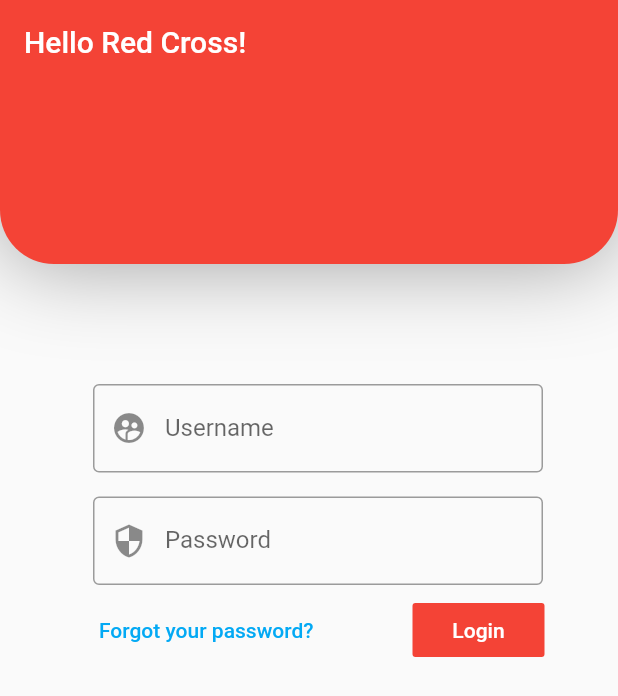
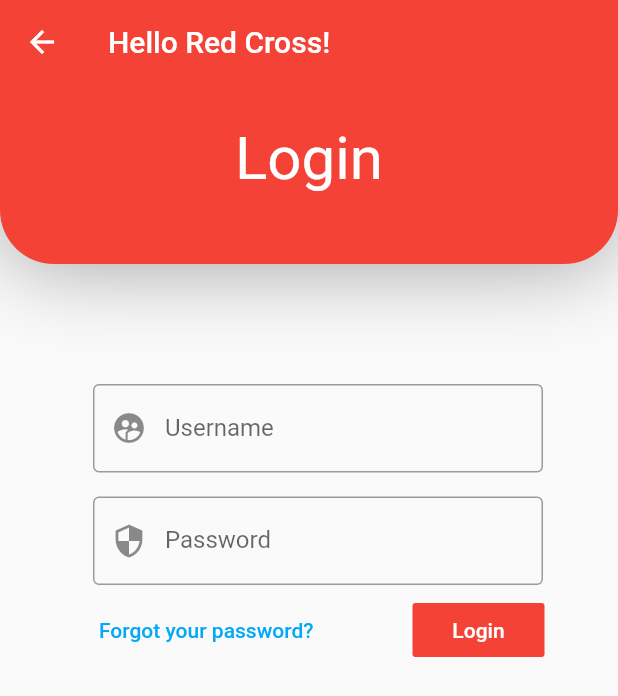
Before and after one commit to JosephLteif/Logistics_App, a Flutter app: the screen it shows after launch, after a tap on "Login", on a phone screen of 412 x 824 dp. Shown: the top 696 px of the screen. Run offline on Flutter 3.47's test engine with Material 2 defaults, Android fonts, the phone set to English and light mode, and no system bars; our stand-ins replace backdrop, firebase_auth, google_sign_in; missing offline and left inert: dart:html; accounts and stored records are empty.

Commit message:
Registration process progress

```diff
--- /dev/null
+++ b/lib/FrontPage.dart
@@ -0,0 +1,70 @@
+import 'package:flutter/material.dart';
+
+import 'Login.dart';
+
+class MyFrontPage extends StatelessWidget {
+  @override
+  Widget build(BuildContext context) {
+    return Scaffold(resizeToAvoidBottomPadding: false, body: TextInputWidget());
+  }
+}
+
+class TextInputWidget extends StatefulWidget {
+  @override
+  _TextInputWidgetState createState() => _TextInputWidgetState();
+}
+
+class _TextInputWidgetState extends State<TextInputWidget>
+    with SingleTickerProviderStateMixin {
+  @override
+  Widget build(BuildContext context) {
+    return Stack(children: <Widget>[
+      Positioned(
+          top: 110,
+          left: 140,
+          child: Image(image: AssetImage('assets/RedCross_Logo.jpeg'))),
+      Positioned(
+          top: 360,
+          left: 60,
+          child: Container(
+              width: 300,
+              height: 50,
+              child: FlatButton(
+                shape: RoundedRectangleBorder(
+                    borderRadius: BorderRadius.circular(18.0),
+                    side: BorderSide(color: Colors.red)),
+                onPressed: () {
+                  // Navigator.push(
+                  //   context,
+                  //   MaterialPageRoute(builder: (context) => MySignUpPage()),
+                  // );
+                },
+                child: Text("Sign Up"),
+                color: Colors.transparent,
+                textColor: Colors.red,
+              ))),
+      Container(),
+      Positioned(
+          top: 430,
+          left: 60,
+          child: Container(
+              width: 300,
+              height: 50,
+              child: FlatButton(
+                shape: RoundedRectangleBorder(
+                    borderRadius: BorderRadius.circular(18.0),
+                    side: BorderSide(color: Colors.red)),
+                onPressed: () {
+                  Navigator.push(
+                    context,
+                    MaterialPageRoute(builder: (context) => MyLoginPage()),
+                  );
+                },
+                child: Text("Login"),
+                color: Colors.red,
+                textColor: Colors.white,
+                disabledColor: Colors.grey,
+              ))),
+    ]);
+  }
+}
--- /dev/null
+++ b/lib/Login.dart
@@ -0,0 +1,113 @@
+import 'package:Logistics_App/SignUp.dart';
+import 'package:flutter/material.dart';
+
+class MyLoginPage extends StatelessWidget {
+  @override
+  Widget build(BuildContext context) {
+    return Scaffold(
+        resizeToAvoidBottomPadding: false,
+        appBar: AppBar(
+          title: Text('Hello Red Cross!'),
+          elevation: 0.0,
+        ),
+        body: TextInputWidget());
+  }
+}
+
+class TextInputWidget extends StatefulWidget {
+  @override
+  _TextInputWidgetState createState() => _TextInputWidgetState();
+}
+
+class _TextInputWidgetState extends State<TextInputWidget>
+    with SingleTickerProviderStateMixin {
+  TextEditingController name = new TextEditingController();
+  TextEditingController password = new TextEditingController();
+  String text = "Login";
+
+  void onChanged() {
+    if (name.text.startsWith("admin") && password.text.startsWith("admin"))
+      text = "login";
+    // else
+    // text = "";
+  }
+
+  @override
+  Widget build(BuildContext context) {
+    return Stack(children: <Widget>[
+      Positioned(
+          child: Container(
+              decoration: BoxDecoration(
+                  boxShadow: [BoxShadow(color: Colors.grey, blurRadius: 50)],
+                  color: Colors.red,
+                  borderRadius: BorderRadius.only(
+                      bottomLeft: Radius.circular(36),
+                      bottomRight: Radius.circular(36))),
+              height: 120,
+              width: 500,
+              child: Text(
+                text,
+                textAlign: TextAlign.center,
+                style: TextStyle(fontSize: 40, color: Colors.white, height: 2),
+              ))),
+      Positioned(
+          top: 200,
+          right: 50,
+          child: Container(
+            child: TextField(
+              controller: name,
+              decoration: InputDecoration(
+                  prefixIcon: Icon(Icons.supervised_user_circle),
+                  labelText: "Username",
+                  border: OutlineInputBorder()),
+            ),
+            width: 300,
+          )),
+      Positioned(
+          top: 275,
+          right: 50,
+          child: Container(
+            child: TextField(
+              controller: password,
+              obscureText: true,
+              decoration: InputDecoration(
+                  prefixIcon: Icon(Icons.security),
+                  labelText: "Password",
+                  border: OutlineInputBorder()),
+            ),
+            width: 300,
+          )),
+      Positioned(
+          top: 340,
+          left: 50,
+          child: FlatButton(
+            onPressed: () {
+              setState(() {
+                onChanged();
+              });
+            },
+            child: Text("Forgot your password?"),
+            textColor: Colors.lightBlue,
+          )),
+      Container(),
+      Positioned(
+          top: 340,
+          left: 275,
+          child: FlatButton(
+            onPressed: () {
+              setState(() {
+                onChanged();
+              });
+            },
+            child: Text("Login"),
+            color: Colors.red,
+            textColor: Colors.white,
+            disabledColor: Colors.grey,
+          )),
+      Container(
+        width: 40,
+        height: 60,
+      ),
+    ]);
+  }
+}
--- a/lib/main.dart
+++ b/lib/main.dart
@@ -1,4 +1,9 @@
+import 'package:Logistics_App/SignUp.dart';
+import 'package:backdrop/backdrop.dart';
 import 'package:flutter/material.dart';
+
+import 'FrontPage.dart';
+import 'Login.dart';
 
 void main() {
   runApp(MyApp());
@@ -22,13 +27,18 @@ class MyApp extends StatelessWidget {
 class MyHomePage extends StatelessWidget {
   @override
   Widget build(BuildContext context) {
-    return Scaffold(
-        resizeToAvoidBottomPadding: false,
-        appBar: AppBar(
-          title: Text('Hello Red Cross!'),
-          elevation: 0.0,
-        ),
-        body: TextInputWidget());
+    return BackdropScaffold(
+      appBar: AppBar(
+        title: Text("Logistics Platform"),
+        actions: <Widget>[BackdropToggleButton(icon: AnimatedIcons.menu_close)],
+      ),
+      backLayer: Center(
+        child: MySignUpPage(),
+      ),
+      frontLayer: Center(
+        child: MyFrontPage(),
+      ),
+    );
   }
 }
 
@@ -39,93 +49,44 @@ class TextInputWidget extends StatefulWidget {
 
 class _TextInputWidgetState extends State<TextInputWidget>
     with SingleTickerProviderStateMixin {
-  TextEditingController name = new TextEditingController();
-  TextEditingController password = new TextEditingController();
-  String text = "Login";
-
-  void onChanged() {
-    if (name.text.startsWith("admin") && password.text.startsWith("admin"))
-      text = "Login";
-    else
-      text = "";
-  }
-
   @override
   Widget build(BuildContext context) {
     return Stack(children: <Widget>[
       Positioned(
-          child: Container(
-              decoration: BoxDecoration(
-                  boxShadow: [BoxShadow(color: Colors.grey, blurRadius: 50)],
-                  color: Colors.red,
-                  borderRadius: BorderRadius.only(
-                      bottomLeft: Radius.circular(36),
-                      bottomRight: Radius.circular(36))),
-              height: 120,
-              width: 500,
-              child: Text(
-                text,
-                textAlign: TextAlign.center,
-                style: TextStyle(fontSize: 40, color: Colors.white, height: 2),
-              ))),
-      Positioned(
           top: 200,
-          right: 50,
-          child: Container(
-            child: TextField(
-              controller: name,
-              decoration: InputDecoration(
-                  prefixIcon: Icon(Icons.supervised_user_circle),
-                  labelText: "Username",
-                  border: OutlineInputBorder()),
-            ),
-            width: 300,
-          )),
-      Positioned(
-          top: 275,
-          right: 50,
-          child: Container(
-            child: TextField(
-              controller: password,
-              obscureText: true,
-              decoration: InputDecoration(
-                  prefixIcon: Icon(Icons.security),
-                  labelText: "Password",
-                  border: OutlineInputBorder()),
-            ),
-            width: 300,
-          )),
-      Positioned(
-          top: 340,
-          left: 50,
           child: FlatButton(
+            shape: RoundedRectangleBorder(
+                borderRadius: BorderRadius.circular(18.0),
+                side: BorderSide(color: Colors.red)),
             onPressed: () {
-              setState(() {
-                onChanged();
-              });
+              // Navigator.push(
+              //   context,
+              //   MaterialPageRoute(builder: (context) => MySignUpPage()),
+              // );
             },
-            child: Text("Forgot your password?"),
-            textColor: Colors.lightBlue,
+            child: Text("Sign Up"),
+            color: Colors.transparent,
+            textColor: Colors.red,
           )),
       Container(),
       Positioned(
-          top: 340,
-          left: 275,
+          top: 275,
+          right: 150,
           child: FlatButton(
+            shape: RoundedRectangleBorder(
+                borderRadius: BorderRadius.circular(18.0),
+                side: BorderSide(color: Colors.red)),
             onPressed: () {
-              setState(() {
-                onChanged();
-              });
+              Navigator.push(
+                context,
+                MaterialPageRoute(builder: (context) => MyLoginPage()),
+              );
             },
             child: Text("Login"),
             color: Colors.red,
             textColor: Colors.white,
             disabledColor: Colors.grey,
           )),
-      Container(
-        width: 40,
-        height: 60,
-      ),
     ]);
   }
 }
```
Also changed, not shown: lib/Http.dart (added, +11 -0 lines), lib/SignUp.dart (added, +105 -0 lines), pubspec.yaml (+5 -4 lines), assets/RedCross_Logo.jpeg (added), pubspec.lock.
